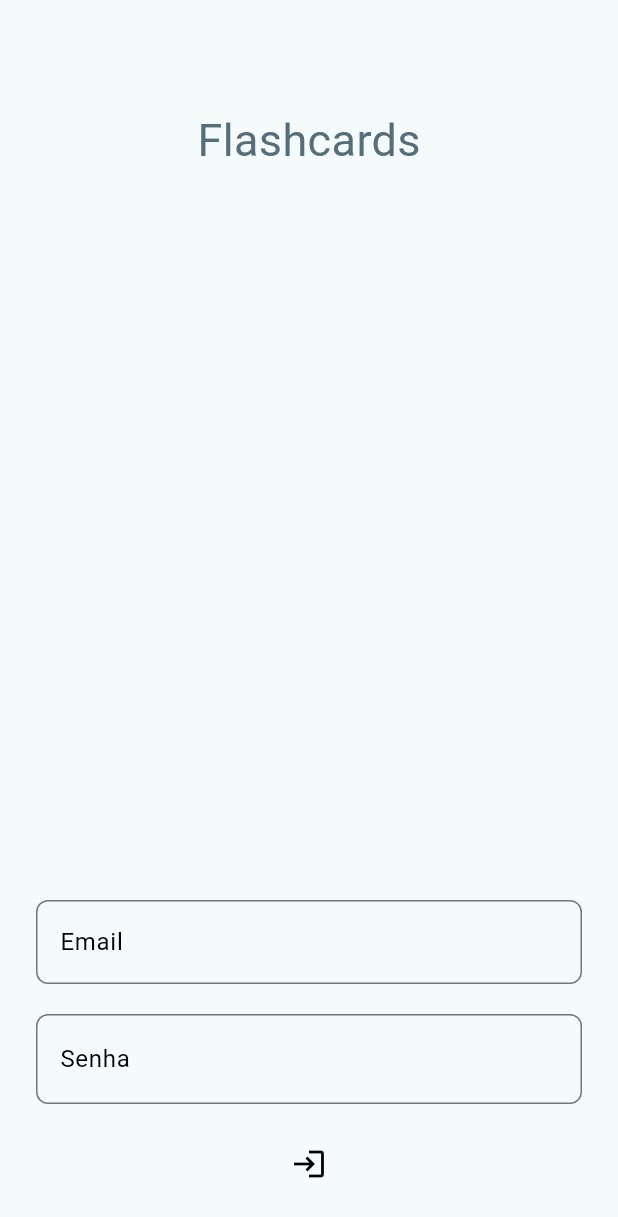
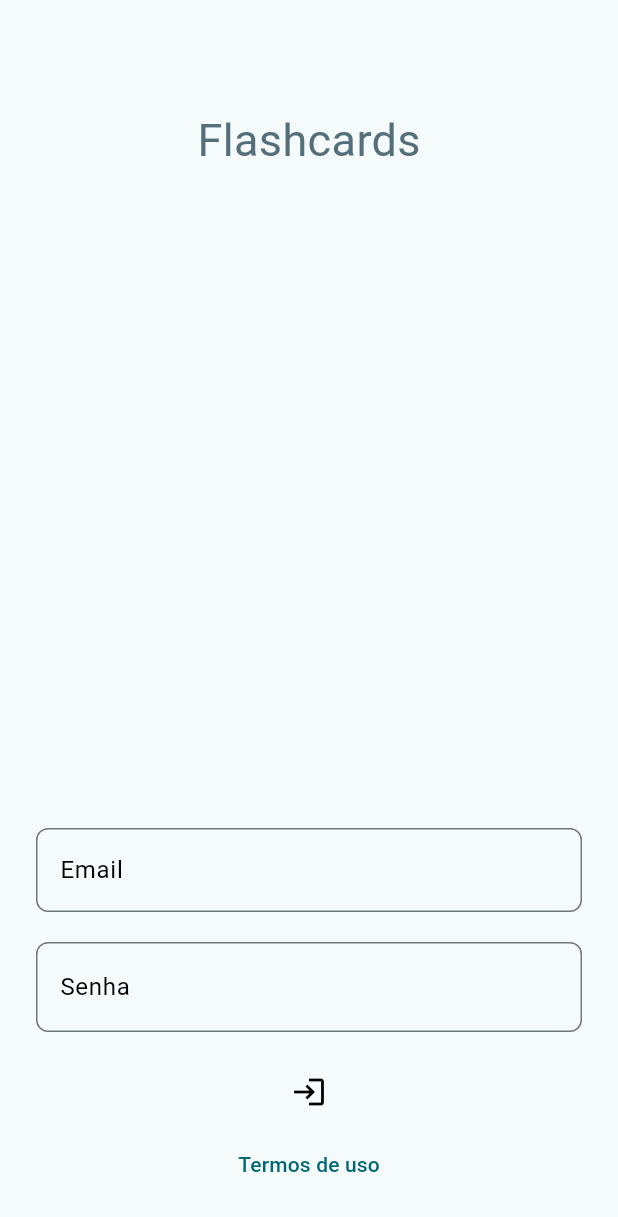
Before and after one commit to matvinFB/flash_cards, a Flutter app: the screen it shows after launch, on a phone screen of 412 x 824 dp. Shown: the top 1217 px of the screen. Run offline on Flutter 3.47's test engine with Material 3 defaults, Android fonts, the phone set to English and light mode, and no system bars; our stand-ins replace device_info_plus, flutter_mobx, get_it, mobx, supabase_flutter; accounts and stored records are empty; generated files the repository leaves out were written again.

Commit message:
fix: add terms of use button that was removed

```diff
--- a/lib/screens/login/login.view.dart
+++ b/lib/screens/login/login.view.dart
@@ -3,6 +3,7 @@ import 'package:flutter/material.dart';
 import 'package:flutter_mobx/flutter_mobx.dart';
 import 'package:get_it/get_it.dart';
 
+import '../terms_of_use/termes_of_use_button.widget.dart';
 import 'viewmodel/login.viewmodel.dart';
 
 class LoginScreen extends StatelessWidget {
@@ -59,8 +60,7 @@ class LoginScreen extends StatelessWidget {
                       label: const Text("Senha"),
                       labelStyle: const TextStyle(color: Colors.black),
                       suffix: IconButton(
-                          onPressed:
-                              loginScreenViewmodel.switchPasswordObscurity,
+                        onPressed: loginScreenViewmodel.switchPasswordObscurity,
                         icon: Icon(
                           loginScreenViewmodel.hidePassword
                               ? Icons.visibility
@@ -79,7 +79,8 @@ class LoginScreen extends StatelessWidget {
                             const BorderSide(color: Colors.grey, width: 1),
                         borderRadius: BorderRadius.circular(8),
                       ),
-                      )),
+                    ),
+                  ),
                 );
               },
             ),
@@ -119,6 +120,7 @@ class LoginScreen extends StatelessWidget {
                 );
               },
             ),
+            const TermsOfUseButton(),
           ],
         ),
       ),
```
Lines whose indentation alone changed are shown as unchanged.
